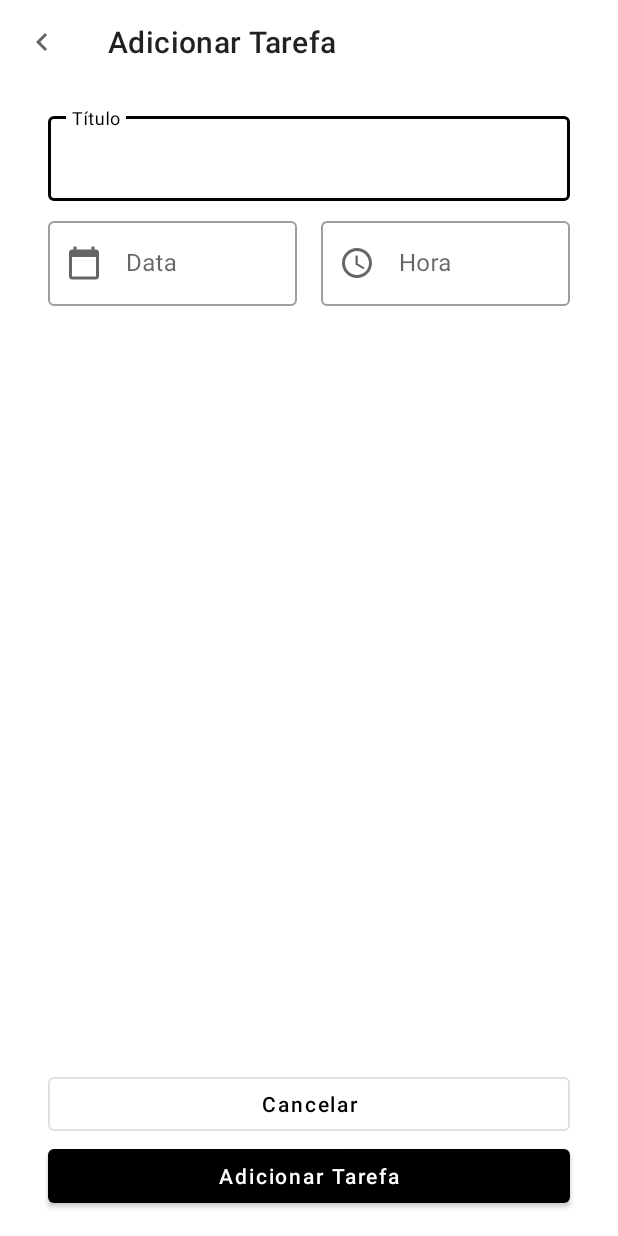
After one commit to felipkv/ToDoList, an Android app: the layout activity_add_task.xml on its own in the app's theme, with its tools: preview values and no code run, on a phone screen of 412 x 824 dp. The commit adds this screen. Run offline under Robolectric (Android 15) with nearby library versions, the phone set to English and light mode, and no system bars.

Commit message:
created add task layout

```diff
--- /dev/null
+++ b/app/src/main/res/drawable/ic_calendar.xml
@@ -0,0 +1,10 @@
+<vector xmlns:android="http://schemas.android.com/apk/res/android"
+    android:width="24dp"
+    android:height="24dp"
+    android:viewportWidth="24"
+    android:viewportHeight="24"
+    android:tint="?attr/colorControlNormal">
+  <path
+      android:fillColor="@android:color/white"
+      android:pathData="M20,3h-1L19,1h-2v2L7,3L7,1L5,1v2L4,3c-1.1,0 -2,0.9 -2,2v16c0,1.1 0.9,2 2,2h16c1.1,0 2,-0.9 2,-2L22,5c0,-1.1 -0.9,-2 -2,-2zM20,21L4,21L4,8h16v13z"/>
+</vector>
--- /dev/null
+++ b/app/src/main/res/drawable/ic_navigate.xml
@@ -0,0 +1,10 @@
+<vector xmlns:android="http://schemas.android.com/apk/res/android"
+    android:width="24dp"
+    android:height="24dp"
+    android:viewportWidth="24"
+    android:viewportHeight="24"
+    android:tint="?attr/colorControlNormal">
+  <path
+      android:fillColor="@android:color/white"
+      android:pathData="M15.41,7.41L14,6l-6,6 6,6 1.41,-1.41L10.83,12z"/>
+</vector>
--- /dev/null
+++ b/app/src/main/res/drawable/ic_time.xml
@@ -0,0 +1,13 @@
+<vector xmlns:android="http://schemas.android.com/apk/res/android"
+    android:width="24dp"
+    android:height="24dp"
+    android:viewportWidth="24"
+    android:viewportHeight="24"
+    android:tint="?attr/colorControlNormal">
+  <path
+      android:fillColor="@android:color/white"
+      android:pathData="M11.99,2C6.47,2 2,6.48 2,12s4.47,10 9.99,10C17.52,22 22,17.52 22,12S17.52,2 11.99,2zM12,20c-4.42,0 -8,-3.58 -8,-8s3.58,-8 8,-8 8,3.58 8,8 -3.58,8 -8,8z"/>
+  <path
+      android:fillColor="@android:color/white"
+      android:pathData="M12.5,7H11v6l5.25,3.15 0.75,-1.23 -4.5,-2.67z"/>
+</vector>
--- /dev/null
+++ b/app/src/main/res/layout/activity_add_task.xml
@@ -0,0 +1,112 @@
+<?xml version="1.0" encoding="utf-8"?>
+<androidx.constraintlayout.widget.ConstraintLayout xmlns:android="http://schemas.android.com/apk/res/android"
+    android:layout_width="match_parent"
+    android:layout_height="match_parent"
+    xmlns:app="http://schemas.android.com/apk/res-auto">
+
+    <com.google.android.material.appbar.MaterialToolbar
+        android:id="@+id/toolbar"
+        app:layout_constraintTop_toTopOf="parent"
+        android:layout_width="match_parent"
+        android:layout_height="wrap_content"
+        app:title="@string/label_new_task"
+        app:navigationIcon="@drawable/ic_navigate"
+
+        />
+
+    <androidx.constraintlayout.widget.Guideline
+        android:id="@+id/guide_start"
+        android:layout_width="wrap_content"
+        android:layout_height="wrap_content"
+        android:orientation="vertical"
+        app:layout_constraintGuide_begin="32dp" />
+
+    <androidx.constraintlayout.widget.Guideline
+        android:id="@+id/guide_end"
+        android:layout_width="wrap_content"
+        android:layout_height="wrap_content"
+        android:orientation="vertical"
+        app:layout_constraintGuide_end="32dp" />
+
+    <com.google.android.material.textfield.TextInputLayout
+        android:id="@+id/til_title"
+        app:layout_constraintTop_toBottomOf="@id/toolbar"
+        android:layout_width="0dp"
+        android:layout_height="wrap_content"
+        style="@style/Widget.MaterialComponents.TextInputLayout.OutlinedBox"
+        android:layout_marginTop="16dp"
+        app:layout_constraintStart_toStartOf="@id/guide_start"
+        app:layout_constraintEnd_toEndOf="@id/guide_end"
+        android:hint="@string/label_title"    >
+
+
+        <com.google.android.material.textfield.TextInputEditText
+            android:layout_width="match_parent"
+            android:layout_height="wrap_content"
+            android:inputType="text"/>
+
+    </com.google.android.material.textfield.TextInputLayout>
+
+    <com.google.android.material.textfield.TextInputLayout
+        android:id="@+id/til_date"
+        android:layout_width="0dp"
+        android:layout_height="wrap_content"
+        android:layout_marginTop="8dp"
+        android:layout_marginEnd="16dp"
+        android:hint="@string/label_date"
+        app:startIconDrawable="@drawable/ic_calendar"
+        style="@style/Widget.MaterialComponents.TextInputLayout.OutlinedBox"
+        app:layout_constraintTop_toBottomOf="@id/til_title"
+        app:layout_constraintStart_toStartOf="@id/guide_start"
+        app:layout_constraintEnd_toStartOf="@id/til_hour">
+
+        <com.google.android.material.textfield.TextInputEditText
+            android:layout_width="match_parent"
+            android:layout_height="wrap_content"
+            android:inputType="none"
+            android:focusable="false"/>
+
+    </com.google.android.material.textfield.TextInputLayout>
+
+    <com.google.android.material.textfield.TextInputLayout
+        android:id="@+id/til_hour"
+        android:layout_width="0dp"
+        android:layout_height="wrap_content"
+        style="@style/Widget.MaterialComponents.TextInputLayout.OutlinedBox"
+        android:hint="@string/label_hour"
+        app:startIconDrawable="@drawable/ic_time"
+        app:layout_constraintTop_toTopOf="@id/til_date"
+        app:layout_constraintEnd_toEndOf="@id/guide_end"
+        app:layout_constraintStart_toEndOf="@id/til_date">
+
+        <com.google.android.material.textfield.TextInputEditText
+            android:layout_width="match_parent"
+            android:layout_height="wrap_content"
+            android:focusable="false"
+            android:inputType="none"/>
+    </com.google.android.material.textfield.TextInputLayout>
+
+    <com.google.android.material.button.MaterialButton
+        android:id="@+id/btn_cancel"
+        android:layout_width="0dp"
+        android:text="@string/label_cancel"
+        android:textAllCaps="false"
+        style="@style/Widget.MaterialComponents.Button.OutlinedButton"
+        android:layout_height="wrap_content"
+        app:layout_constraintBottom_toTopOf="@id/btn_new_task"
+        app:layout_constraintStart_toStartOf="@id/guide_start"
+        app:layout_constraintEnd_toEndOf="@id/guide_end" />
+
+    <com.google.android.material.button.MaterialButton
+        android:id="@+id/btn_new_task"
+        app:layout_constraintStart_toStartOf="@id/guide_start"
+        style="@style/Widget.MaterialComponents.Button"
+        app:layout_constraintEnd_toEndOf="@id/guide_end"
+        android:layout_marginBottom="16dp"
+        android:text="@string/label_new_task"
+        android:textAllCaps="false"
+        app:layout_constraintBottom_toBottomOf="parent"
+        android:layout_width="0dp"
+        android:layout_height="wrap_content" />
+
+</androidx.constraintlayout.widget.ConstraintLayout>
--- a/app/src/main/res/values/strings.xml
+++ b/app/src/main/res/values/strings.xml
@@ -1,4 +1,9 @@
 <resources>
     <string name="app_name">To_Do_List</string>
     <string name="label_tarefas">Tarefas</string>
+    <string name="label_title">Título</string>
+    <string name="label_new_task">Adicionar Tarefa</string>
+    <string name="label_date">Data</string>
+    <string name="label_hour">Hora</string>
+    <string name="label_cancel">Cancelar</string>
 </resources>
```
